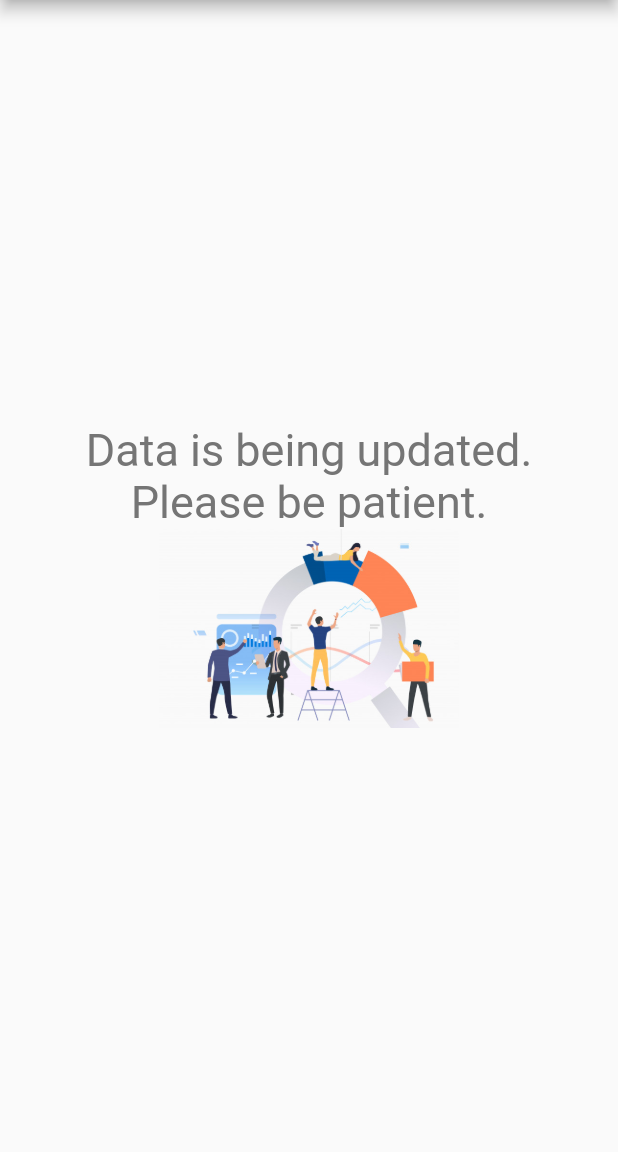
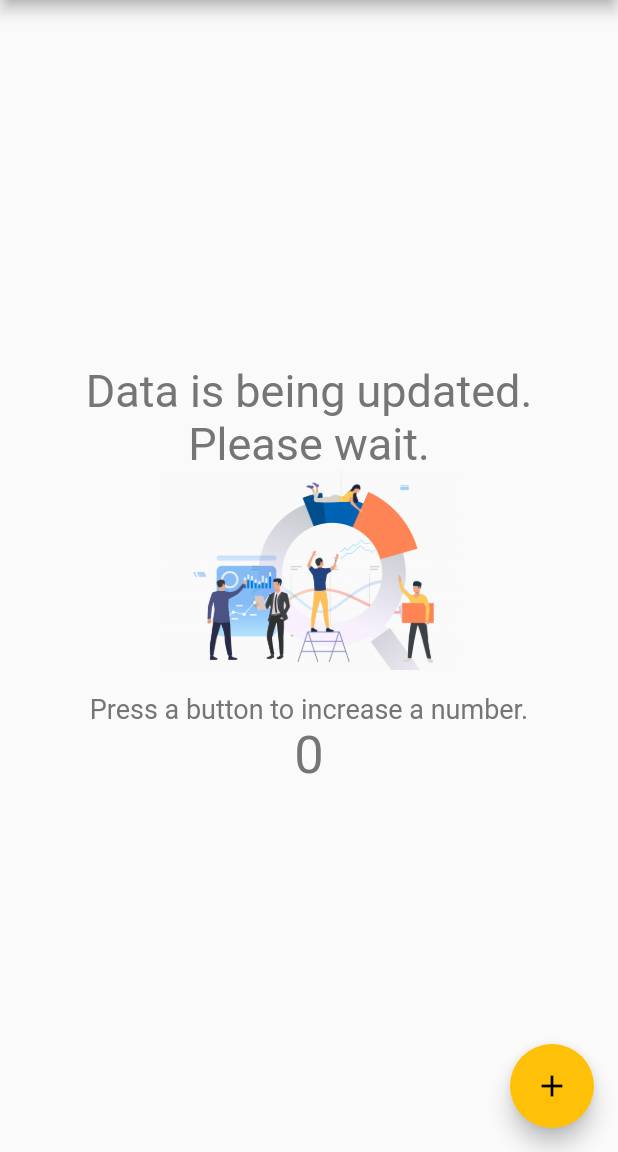
Before and after one commit to suriyasonp/mylabflutter, a Flutter app: the screen it shows after launch, on a phone screen of 412 x 824 dp, the part 84-1236 px from its top. Run offline on Flutter 3.47's test engine with Material 2 defaults, Android fonts, the phone set to English and light mode, and no system bars.

Commit message:
add floating button and add event increase number value.

```diff
--- a/my_lab_flutter/lib/main.dart
+++ b/my_lab_flutter/lib/main.dart
@@ -9,7 +9,23 @@ class MyApp extends StatelessWidget {
   Widget build(BuildContext context) {
     return MaterialApp(
       title: "My Factory",
-      home: Scaffold(
+      home: MyHomePage(),
+      theme: ThemeData(primarySwatch: Colors.amber),
+    );
+  }
+}
+
+class MyHomePage extends StatefulWidget {
+  @override
+  _MyHomePageState createState() => _MyHomePageState();
+}
+
+class _MyHomePageState extends State<MyHomePage> {
+  int number = 0;
+
+  @override
+  Widget build(BuildContext context) {
+    return Scaffold(
       appBar: AppBar(
         title: Text(
           "My Factory",
@@ -17,14 +33,6 @@ class MyApp extends StatelessWidget {
         ),
       ),
       body: Center(
-          // child: Image(
-          //   image: NetworkImage(
-          //       "https://image.freepik.com/free-vector/group-analysts-working-graphs_1262-21249.jpg"),
-          // ),
-          // child: Text(
-          //   "Data is being updated. Please wait.",
-          //   style: TextStyle(color: Colors.grey, fontSize: 30),
-          // ),
         child: Column(
           mainAxisAlignment: MainAxisAlignment.center,
           children: [
@@ -33,18 +41,33 @@ class MyApp extends StatelessWidget {
               style: TextStyle(color: Colors.grey.shade600, fontSize: 30),
             ),
             Text(
-                "Please be patient.",
+              "Please wait.",
               style: TextStyle(color: Colors.grey.shade600, fontSize: 30),
             ),
             Image(
               image: AssetImage('assets/images/data.jpg'),
               width: 200,
-              )
+            ),
+            Text(''),
+            Text("Press a button to increase a number.",
+                style: TextStyle(color: Colors.grey.shade600, fontSize: 18)),
+            Text(number.toString(),
+                style: TextStyle(color: Colors.grey.shade600, fontSize: 35))
           ],
         ),
       ),
+      floatingActionButton: FloatingActionButton(
+        onPressed: () {
+          setState(() {
+            if (number >= 10) {
+              number = 0;
+            } else {
+              number++;
+            }
+          });
+        },
+        child: Icon(Icons.add),
       ),
-      theme: ThemeData(primarySwatch: Colors.amber),
     );
   }
 }
```
Lines whose indentation alone changed are shown as unchanged.
